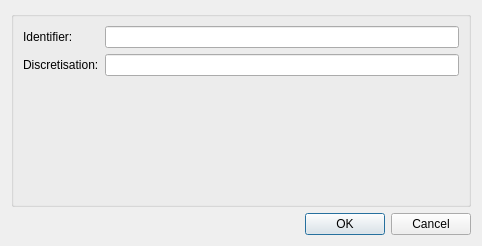
This is mapclientplugins/fieldworkmodeltriangulationstep/qt/configuredialog.ui in mapclient-plugins/fieldworkmodeltriangulationstep as Qt 5 draws it before an edit. The edited form follows.
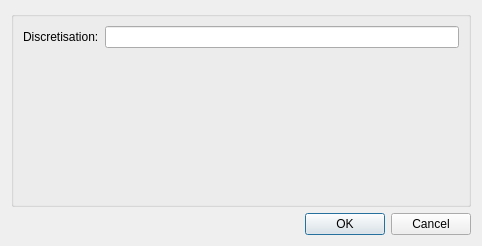
This is the edited form.

Commit message:
Removed "identifier" attribute from configuration.
Identifiers are now automatically generated by the MAP Client.

Patch:
```diff
--- a/mapclientplugins/fieldworkmodeltriangulationstep/qt/configuredialog.ui
+++ b/mapclientplugins/fieldworkmodeltriangulationstep/qt/configuredialog.ui
@@ -24,23 +24,13 @@
        <enum>QFormLayout::AllNonFixedFieldsGrow</enum>
       </property>
       <item row="0" column="0">
-       <widget class="QLabel" name="idLabel">
-        <property name="text">
-         <string>Identifier:  </string>
-        </property>
-       </widget>
-      </item>
-      <item row="0" column="1">
-       <widget class="QLineEdit" name="idLineEdit"/>
-      </item>
-      <item row="1" column="0">
        <widget class="QLabel" name="discLabel">
         <property name="text">
          <string>Discretisation:</string>
         </property>
        </widget>
       </item>
-      <item row="1" column="1">
+      <item row="0" column="1">
        <widget class="QLineEdit" name="discLineEdit"/>
       </item>
      </layout>
```
Left out of the diff: 1 changed line with no effect on the pictures. The commit also changes 3 other files.
